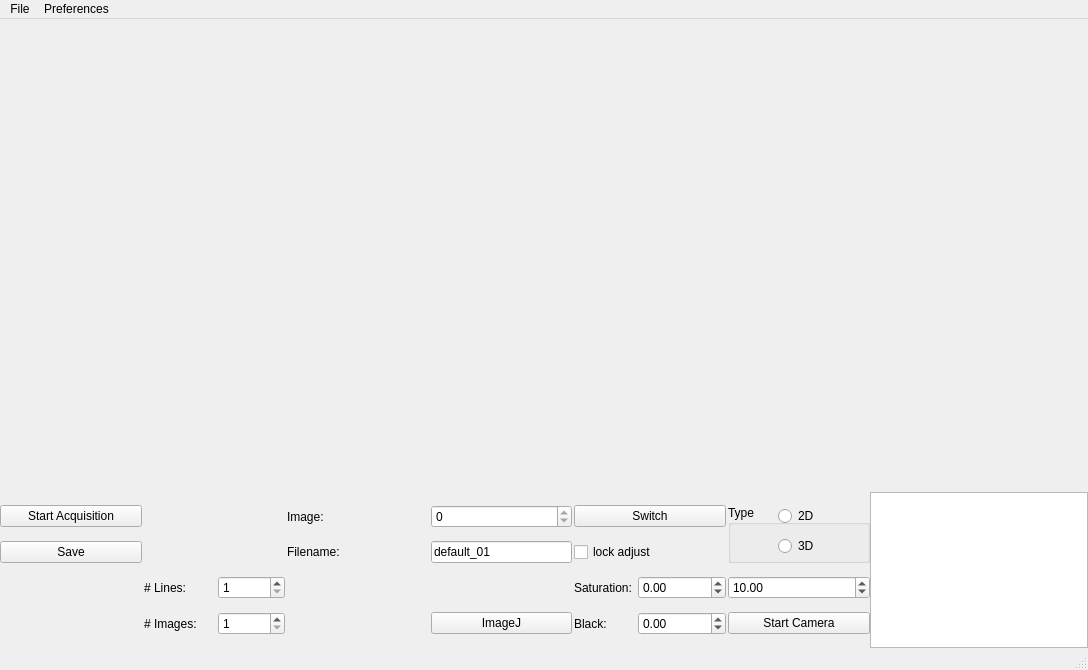
First picture: the form in front_window2.ui, repository bernardokyotoku/oct, before the edit.
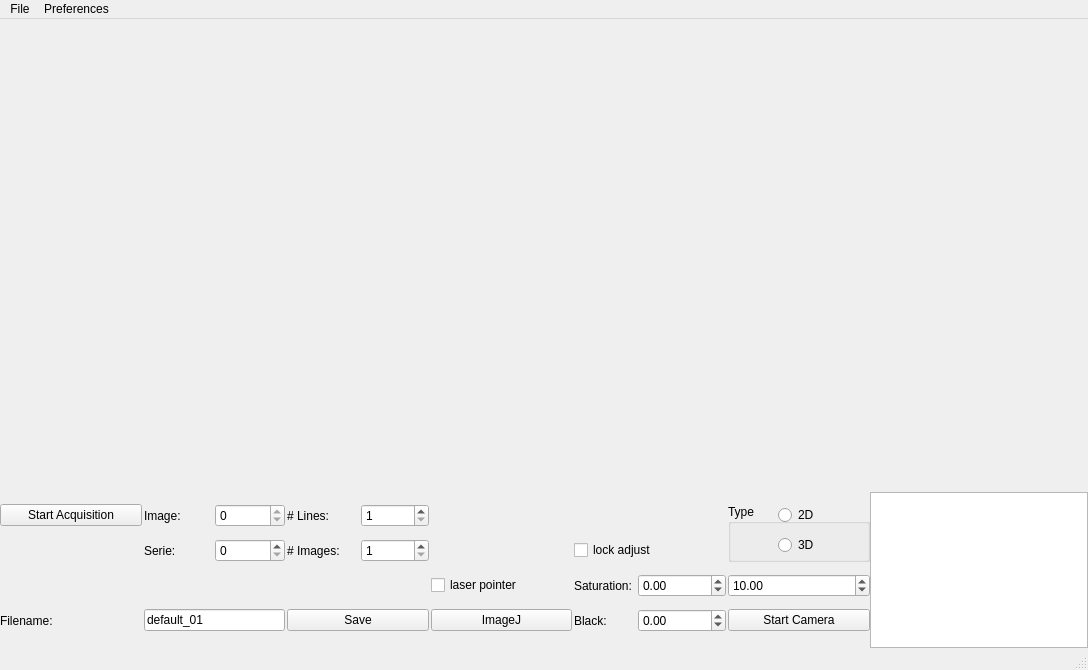
Second picture: the form after the edit.

Commit message: front window change

```diff
--- a/front_window2.ui
+++ b/front_window2.ui
@@ -123,13 +123,6 @@
                </property>
               </widget>
              </item>
-             <item row="0" column="6">
-              <widget class="QPushButton" name="switch_2">
-               <property name="text">
-                <string>Switch</string>
-               </property>
-              </widget>
-             </item>
              <item row="0" column="7" rowspan="2">
               <widget class="QGroupBox" name="selection_box">
                <property name="title">
@@ -192,99 +185,46 @@
                </property>
               </widget>
              </item>
-             <item row="0" column="3">
-              <widget class="QSpinBox" name="select_image">
-               <property name="sizePolicy">
-                <sizepolicy hsizetype="Preferred" vsizetype="Fixed">
-                 <horstretch>0</horstretch>
-                 <verstretch>0</verstretch>
-                </sizepolicy>
-               </property>
-               <property name="minimum">
-                <number>0</number>
-               </property>
-               <property name="maximum">
-                <number>0</number>
-               </property>
-               <property name="value">
-                <number>0</number>
-               </property>
-              </widget>
-             </item>
-             <item row="0" column="2">
-              <widget class="QLabel" name="label">
-               <property name="text">
-                <string>Image:</string>
-               </property>
-              </widget>
-             </item>
-             <item row="1" column="3">
-              <widget class="QLineEdit" name="filename_edit">
-               <property name="sizePolicy">
-                <sizepolicy hsizetype="Preferred" vsizetype="Fixed">
-                 <horstretch>0</horstretch>
-                 <verstretch>0</verstretch>
-                </sizepolicy>
-               </property>
-               <property name="text">
-                <string>default_01</string>
-               </property>
-              </widget>
-             </item>
-             <item row="1" column="2">
-              <widget class="QLabel" name="label_2">
-               <property name="text">
-                <string>Filename:</string>
-               </property>
-              </widget>
-             </item>
-             <item row="1" column="0">
-              <widget class="QPushButton" name="save_button">
-               <property name="text">
-                <string>Save</string>
-               </property>
-              </widget>
-             </item>
              <item row="2" column="6">
               <widget class="QWidget" name="widget" native="true">
-               <layout class="QGridLayout" name="gridLayout_2">
+               <layout class="QHBoxLayout" name="horizontalLayout_5">
                 <property name="margin">
                  <number>0</number>
                 </property>
-                <item row="0" column="1">
-                 <widget class="QDoubleSpinBox" name="saturation_spinbox">
-                  <property name="minimum">
-                   <double>-999999999.000000000000000</double>
-                  </property>
-                  <property name="maximum">
-                   <double>999999999.000000000000000</double>
-                  </property>
-                 </widget>
-                </item>
-                <item row="0" column="0">
+                <item>
                  <widget class="QLabel" name="label_3">
                   <property name="text">
                    <string>Saturation:</string>
                   </property>
                  </widget>
                 </item>
+                <item>
+                 <widget class="QDoubleSpinBox" name="saturation_spinbox">
+                  <property name="minimum">
+                   <double>-999999999.000000000000000</double>
+                  </property>
+                  <property name="maximum">
+                   <double>999999999.000000000000000</double>
+                  </property>
+                 </widget>
+                </item>
                </layout>
               </widget>
              </item>
              <item row="3" column="6">
               <widget class="QWidget" name="widget_3" native="true">
-               <layout class="QGridLayout" name="gridLayout_4">
+               <layout class="QHBoxLayout" name="horizontalLayout_4">
                 <property name="margin">
                  <number>0</number>
                 </property>
-                <item row="0" column="0">
+                <item>
                  <widget class="QLabel" name="label_4">
                   <property name="text">
                    <string>Black:</string>
                   </property>
                  </widget>
                 </item>
-                <item row="0" column="1">
+                <item>
                  <widget class="QDoubleSpinBox" name="black_spinbox">
                   <property name="minimum">
                    <double>-999999999.000000000000000</double>
@@ -314,7 +254,67 @@
                </property>
               </widget>
              </item>
-             <item row="2" column="1">
+             <item row="0" column="1">
+              <widget class="QWidget" name="widget_8" native="true">
+               <layout class="QHBoxLayout" name="horizontalLayout_3">
+                <property name="spacing">
+                 <number>0</number>
+                </property>
+                <property name="margin">
+                 <number>0</number>
+                </property>
+                <item>
+                 <widget class="QLabel" name="label">
+                  <property name="text">
+                   <string>Image:</string>
+                  </property>
+                 </widget>
+                </item>
+                <item>
+                 <widget class="QSpinBox" name="select_image">
+                  <property name="sizePolicy">
+                   <sizepolicy hsizetype="Preferred" vsizetype="Fixed">
+                    <horstretch>0</horstretch>
+                    <verstretch>0</verstretch>
+                   </sizepolicy>
+                  </property>
+                  <property name="minimum">
+                   <number>0</number>
+                  </property>
+                  <property name="maximum">
+                   <number>0</number>
+                  </property>
+                  <property name="value">
+                   <number>0</number>
+                  </property>
+                 </widget>
+                </item>
+               </layout>
+              </widget>
+             </item>
+             <item row="1" column="1">
+              <widget class="QWidget" name="widget_9" native="true">
+               <layout class="QHBoxLayout" name="horizontalLayout_6">
+                <property name="spacing">
+                 <number>0</number>
+                </property>
+                <property name="margin">
+                 <number>0</number>
+                </property>
+                <item>
+                 <widget class="QLabel" name="label_7">
+                  <property name="text">
+                   <string>Serie:</string>
+                  </property>
+                 </widget>
+                </item>
+                <item>
+                 <widget class="QSpinBox" name="serie_spinbox"/>
+                </item>
+               </layout>
+              </widget>
+             </item>
+             <item row="0" column="2">
               <widget class="QWidget" name="widget_6" native="true">
                <layout class="QGridLayout" name="gridLayout_5">
                 <property name="margin">
@@ -340,7 +340,14 @@
                </layout>
               </widget>
              </item>
-             <item row="3" column="1">
+             <item row="3" column="0">
+              <widget class="QLabel" name="label_2">
+               <property name="text">
+                <string>Filename:</string>
+               </property>
+              </widget>
+             </item>
+             <item row="1" column="2">
               <widget class="QWidget" name="widget_7" native="true">
                <layout class="QGridLayout" name="gridLayout_6">
                 <property name="margin">
@@ -366,6 +373,33 @@
                </layout>
               </widget>
              </item>
+             <item row="3" column="1">
+              <widget class="QLineEdit" name="filename_edit">
+               <property name="sizePolicy">
+                <sizepolicy hsizetype="Preferred" vsizetype="Fixed">
+                 <horstretch>0</horstretch>
+                 <verstretch>0</verstretch>
+                </sizepolicy>
+               </property>
+               <property name="text">
+                <string>default_01</string>
+               </property>
+              </widget>
+             </item>
+             <item row="3" column="2">
+              <widget class="QPushButton" name="save_button">
+               <property name="text">
+                <string>Save</string>
+               </property>
+              </widget>
+             </item>
+             <item row="2" column="3">
+              <widget class="QCheckBox" name="laser_pointer_checkbox">
+               <property name="text">
+                <string>laser pointer</string>
+               </property>
+              </widget>
+             </item>
             </layout>
            </widget>
           </item>
```
Left out of the diff: 48 changed lines with no effect on the pictures.
